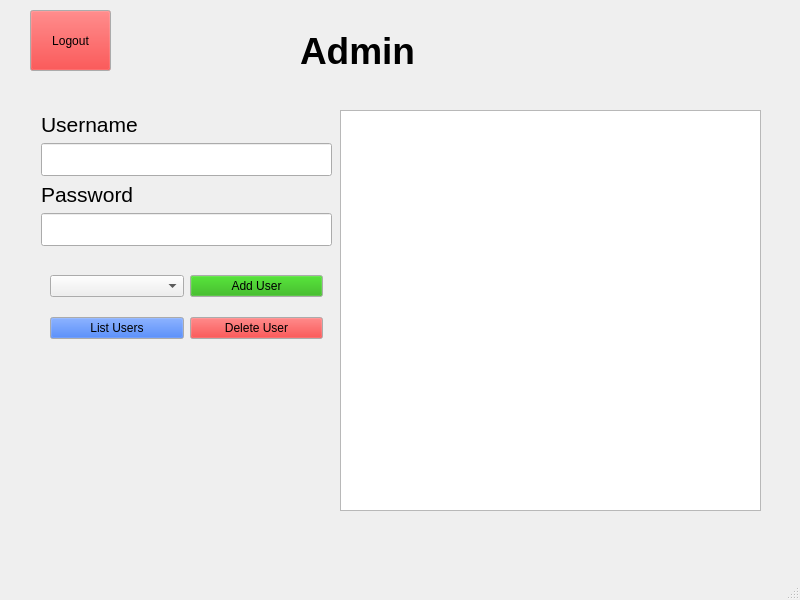
First picture: the form in adminpage.ui, repository Nadahossam98/projectlab, before the edit.
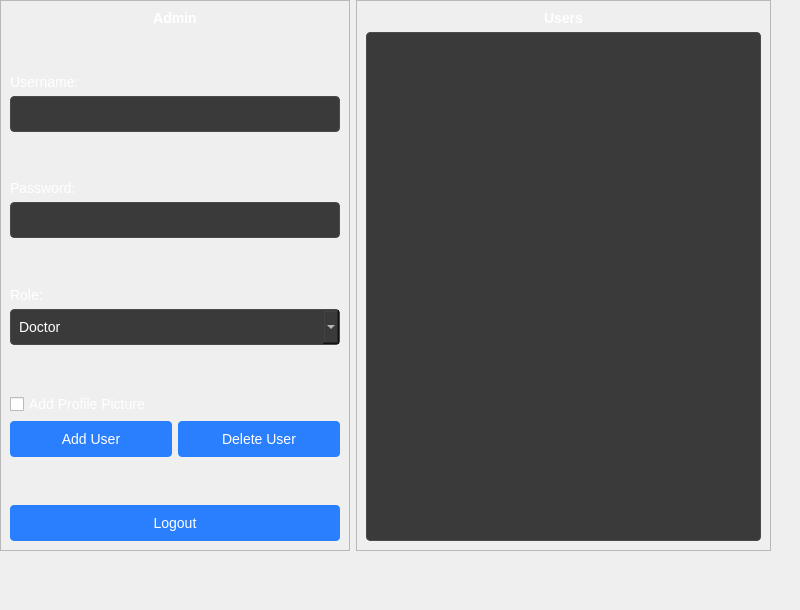
Second picture: the form after the edit.

Patch:
```diff
--- a/adminpage.ui
+++ b/adminpage.ui
@@ -1,325 +1,300 @@
 <?xml version="1.0" encoding="UTF-8"?>
 <ui version="4.0">
  <class>AdminPage</class>
- <widget class="QMainWindow" name="AdminPage">
+ <widget class="QWidget" name="AdminPage">
   <property name="geometry">
    <rect>
     <x>0</x>
     <y>0</y>
     <width>800</width>
-    <height>600</height>
+    <height>610</height>
    </rect>
   </property>
   <property name="windowTitle">
-   <string>MainWindow</string>
+   <string>Admin Panel</string>
+  </property>
+  <property name="styleSheet">
+   <string notr="true">
+     QMainWindow {
+       background-color: #2d2d2d;
+     }
+     QLabel {
+       color: #ffffff;
+       font-size: 14px;
+     }
+     QLineEdit {
+       background-color: #3a3a3a;
+       border: 1px solid #4a4a4a;
+       border-radius: 4px;
+       padding: 8px;
+       color: #ffffff;
+       font-size: 14px;
+     }
+     QLineEdit:focus {
+       border: 1px solid #2a7fff;
+     }
+     QPushButton {
+       background-color: #2a7fff;
+       color: white;
+       border: none;
+       border-radius: 4px;
+       padding: 10px;
+       font-size: 14px;
+       min-width: 100px;
+     }
+     QPushButton:hover {
+       background-color: #3a8fff;
+     }
+     QPushButton:pressed {
+       background-color: #1a6fe5;
+     }
+     QComboBox {
+       background-color: #3a3a3a;
+       color: #ffffff;
+       border: 1px solid #4a4a4a;
+       border-radius: 4px;
+       padding: 8px;
+       font-size: 14px;
+     }
+     QListWidget {
+       background-color: #3a3a3a;
+       border: 1px solid #4a4a4a;
+       border-radius: 4px;
+       color: #ffffff;
+       font-size: 14px;
+     }
+     /* Profile picture checkbox */
+     QCheckBox {
+       color: #ffffff;
+       font-size: 14px;
+     }
+     /* Theme toggle button */
+     QPushButton#themeToggleButton {
+       background-color: #5A5A5A;
+       min-width: 0;
+       padding: 5px;
+     }
+   </string>
   </property>
   <widget class="QWidget" name="centralwidget">
-   <widget class="QListWidget" name="userListWidget">
     <property name="geometry">
      <rect>
-      <x>340</x>
-      <y>110</y>
-      <width>421</width>
-      <height>401</height>
-     </rect>
-    </property>
-   </widget>
-   <widget class="QPushButton" name="logoutButton">
-    <property name="geometry">
-     <rect>
-      <x>30</x>
-      <y>10</y>
-      <width>81</width>
-      <height>61</height>
-     </rect>
-    </property>
-    <property name="palette">
-     <palette>
-      <active>
-       <colorrole role="Button">
-        <brush brushstyle="SolidPattern">
-         <color alpha="255">
-          <red>255</red>
-          <green>0</green>
-          <blue>0</blue>
-         </color>
-        </brush>
-       </colorrole>
-      </active>
-      <inactive>
-       <colorrole role="Button">
-        <brush brushstyle="SolidPattern">
-         <color alpha="255">
-          <red>255</red>
-          <green>0</green>
-          <blue>0</blue>
-         </color>
-        </brush>
-       </colorrole>
-      </inactive>
-      <disabled>
-       <colorrole role="Button">
-        <brush brushstyle="SolidPattern">
-         <color alpha="255">
-          <red>255</red>
-          <green>0</green>
-          <blue>0</blue>
-         </color>
-        </brush>
-       </colorrole>
-      </disabled>
-     </palette>
-    </property>
-    <property name="text">
-     <string>Logout</string>
-    </property>
-   </widget>
+     <x>0</x>
+     <y>0</y>
+     <width>771</width>
+     <height>551</height>
+    </rect>
+   </property>
+   <layout class="QHBoxLayout" name="horizontalLayout">
+    <item>
+     <widget class="QFrame" name="frame">
+      <property name="maximumSize">
+       <size>
+        <width>350</width>
+        <height>16777215</height>
+       </size>
+      </property>
+      <property name="frameShape">
+       <enum>QFrame::Shape::StyledPanel</enum>
+      </property>
+      <property name="frameShadow">
+       <enum>QFrame::Shadow::Raised</enum>
+      </property>
+      <layout class="QVBoxLayout" name="verticalLayout">
+       <item>
    <widget class="QLabel" name="label_3">
-    <property name="geometry">
-     <rect>
-      <x>300</x>
-      <y>20</y>
-      <width>181</width>
-      <height>61</height>
-     </rect>
-    </property>
     <property name="font">
      <font>
-      <pointsize>28</pointsize>
-      <italic>false</italic>
+           <pointsize>-1</pointsize>
       <bold>true</bold>
      </font>
     </property>
     <property name="text">
      <string>Admin</string>
     </property>
-   </widget>
-   <widget class="QWidget" name="">
-    <property name="geometry">
-     <rect>
-      <x>41</x>
-      <y>112</y>
-      <width>291</width>
-      <height>251</height>
-     </rect>
-    </property>
-    <layout class="QGridLayout" name="gridLayout">
-     <item row="0" column="0">
+         <property name="alignment">
+          <set>Qt::AlignmentFlag::AlignCenter</set>
+         </property>
+        </widget>
+       </item>
+       <item>
+        <spacer name="verticalSpacer">
+         <property name="orientation">
+          <enum>Qt::Orientation::Vertical</enum>
+         </property>
+         <property name="sizeHint" stdset="0">
+          <size>
+           <width>20</width>
+           <height>20</height>
+          </size>
+         </property>
+        </spacer>
+       </item>
+       <item>
       <widget class="QLabel" name="label">
-       <property name="font">
-        <font>
-         <pointsize>16</pointsize>
-        </font>
-       </property>
        <property name="text">
-        <string>Username</string>
+          <string>Username:</string>
        </property>
       </widget>
      </item>
-     <item row="1" column="0">
-      <widget class="QLineEdit" name="usernameInput">
-       <property name="font">
-        <font>
-         <pointsize>16</pointsize>
-        </font>
-       </property>
-      </widget>
-     </item>
-     <item row="2" column="0">
+       <item>
+        <widget class="QLineEdit" name="usernameInput"/>
+       </item>
+       <item>
+        <spacer name="verticalSpacer_2">
+         <property name="orientation">
+          <enum>Qt::Orientation::Vertical</enum>
+         </property>
+         <property name="sizeHint" stdset="0">
+          <size>
+           <width>20</width>
+           <height>10</height>
+          </size>
+         </property>
+        </spacer>
+       </item>
+       <item>
       <widget class="QLabel" name="label_2">
-       <property name="font">
-        <font>
-         <pointsize>16</pointsize>
-        </font>
-       </property>
        <property name="text">
-        <string>Password</string>
+          <string>Password:</string>
        </property>
       </widget>
      </item>
-     <item row="3" column="0">
+       <item>
       <widget class="QLineEdit" name="passwordInput">
-       <property name="font">
-        <font>
-         <pointsize>16</pointsize>
-        </font>
+         <property name="echoMode">
+          <enum>QLineEdit::EchoMode::Password</enum>
        </property>
       </widget>
      </item>
-     <item row="4" column="0">
-      <widget class="QWidget" name="" native="true">
-       <property name="sizePolicy">
-        <sizepolicy hsizetype="Preferred" vsizetype="Preferred">
-         <horstretch>0</horstretch>
-         <verstretch>100</verstretch>
-        </sizepolicy>
-       </property>
-       <layout class="QGridLayout" name="gridLayout_2">
-        <item row="0" column="0">
+       <item>
+        <spacer name="verticalSpacer_3">
+         <property name="orientation">
+          <enum>Qt::Orientation::Vertical</enum>
+         </property>
+         <property name="sizeHint" stdset="0">
+          <size>
+           <width>20</width>
+           <height>10</height>
+          </size>
+         </property>
+        </spacer>
+       </item>
+       <item>
+        <widget class="QLabel" name="label_4">
+         <property name="text">
+          <string>Role:</string>
+         </property>
+        </widget>
+       </item>
+       <item>
          <widget class="QComboBox" name="roleComboBox">
-          <property name="sizePolicy">
-           <sizepolicy hsizetype="Preferred" vsizetype="Fixed">
-            <horstretch>0</horstretch>
-            <verstretch>1</verstretch>
-           </sizepolicy>
+         <item>
+          <property name="text">
+           <string>Doctor</string>
           </property>
-         </widget>
-        </item>
-        <item row="1" column="0">
-         <widget class="QPushButton" name="listUsersButton">
-          <property name="maximumSize">
+         </item>
+         <item>
+          <property name="text">
+           <string>Receptionist</string>
+          </property>
+         </item>
+        </widget>
+       </item>
+       <item>
+        <spacer name="verticalSpacer_4">
+         <property name="orientation">
+          <enum>Qt::Orientation::Vertical</enum>
+         </property>
+         <property name="sizeHint" stdset="0">
            <size>
-            <width>16777215</width>
-            <height>16777215</height>
-           </size>
-          </property>
-          <property name="palette">
-           <palette>
-            <active>
-             <colorrole role="Button">
-              <brush brushstyle="SolidPattern">
-               <color alpha="255">
-                <red>0</red>
-                <green>85</green>
-                <blue>255</blue>
-               </color>
-              </brush>
-             </colorrole>
-            </active>
-            <inactive>
-             <colorrole role="Button">
-              <brush brushstyle="SolidPattern">
-               <color alpha="255">
-                <red>0</red>
-                <green>85</green>
-                <blue>255</blue>
-               </color>
-              </brush>
-             </colorrole>
-            </inactive>
-            <disabled>
-             <colorrole role="Button">
-              <brush brushstyle="SolidPattern">
-               <color alpha="255">
-                <red>0</red>
-                <green>85</green>
-                <blue>255</blue>
-               </color>
-              </brush>
-             </colorrole>
-            </disabled>
-           </palette>
-          </property>
+           <width>20</width>
+           <height>20</height>
+          </size>
+         </property>
+        </spacer>
+       </item>
+       <item>
+        <widget class="QCheckBox" name="profilePicCheckBox">
           <property name="text">
-           <string>List Users</string>
+          <string>Add Profile Picture</string>
           </property>
          </widget>
         </item>
-        <item row="0" column="1">
+       <item>
+        <layout class="QHBoxLayout" name="horizontalLayout_2">
+         <item>
          <widget class="QPushButton" name="addUserButton">
-          <property name="palette">
-           <palette>
-            <active>
-             <colorrole role="Button">
-              <brush brushstyle="SolidPattern">
-               <color alpha="255">
-                <red>27</red>
-                <green>170</green>
-                <blue>1</blue>
-               </color>
-              </brush>
-             </colorrole>
-            </active>
-            <inactive>
-             <colorrole role="Button">
-              <brush brushstyle="SolidPattern">
-               <color alpha="255">
-                <red>27</red>
-                <green>170</green>
-                <blue>1</blue>
-               </color>
-              </brush>
-             </colorrole>
-            </inactive>
-            <disabled>
-             <colorrole role="Button">
-              <brush brushstyle="SolidPattern">
-               <color alpha="255">
-                <red>27</red>
-                <green>170</green>
-                <blue>1</blue>
-               </color>
-              </brush>
-             </colorrole>
-            </disabled>
-           </palette>
-          </property>
           <property name="text">
            <string>Add User</string>
           </property>
          </widget>
         </item>
-        <item row="1" column="1">
+         <item>
          <widget class="QPushButton" name="deleteUserButton">
-          <property name="palette">
-           <palette>
-            <active>
-             <colorrole role="Button">
-              <brush brushstyle="SolidPattern">
-               <color alpha="255">
-                <red>255</red>
-                <green>0</green>
-                <blue>0</blue>
-               </color>
-              </brush>
-             </colorrole>
-            </active>
-            <inactive>
-             <colorrole role="Button">
-              <brush brushstyle="SolidPattern">
-               <color alpha="255">
-                <red>255</red>
-                <green>0</green>
-                <blue>0</blue>
-               </color>
-              </brush>
-             </colorrole>
-            </inactive>
-            <disabled>
-             <colorrole role="Button">
-              <brush brushstyle="SolidPattern">
-               <color alpha="255">
-                <red>255</red>
-                <green>0</green>
-                <blue>0</blue>
-               </color>
-              </brush>
-             </colorrole>
-            </disabled>
-           </palette>
-          </property>
           <property name="text">
            <string>Delete User</string>
           </property>
          </widget>
         </item>
        </layout>
+       </item>
+       <item>
+        <spacer name="verticalSpacer_5">
+         <property name="orientation">
+          <enum>Qt::Orientation::Vertical</enum>
+         </property>
+         <property name="sizeHint" stdset="0">
+          <size>
+           <width>20</width>
+           <height>40</height>
+          </size>
+         </property>
+        </spacer>
+       </item>
+       <item>
+        <widget class="QPushButton" name="logoutButton">
+         <property name="text">
+          <string>Logout</string>
+         </property>
       </widget>
      </item>
     </layout>
    </widget>
-  </widget>
-  <widget class="QMenuBar" name="menubar">
-   <property name="geometry">
-    <rect>
-     <x>0</x>
-     <y>0</y>
-     <width>800</width>
-     <height>25</height>
-    </rect>
-   </property>
-  </widget>
-  <widget class="QStatusBar" name="statusbar"/>
+    </item>
+    <item>
+     <widget class="QFrame" name="frame_2">
+      <property name="frameShape">
+       <enum>QFrame::Shape::StyledPanel</enum>
+      </property>
+      <property name="frameShadow">
+       <enum>QFrame::Shadow::Raised</enum>
+      </property>
+      <layout class="QVBoxLayout" name="verticalLayout_2">
+       <item>
+        <widget class="QLabel" name="label_5">
+         <property name="font">
+          <font>
+           <pointsize>-1</pointsize>
+           <bold>true</bold>
+          </font>
+         </property>
+         <property name="text">
+          <string>Users</string>
+         </property>
+         <property name="alignment">
+          <set>Qt::AlignmentFlag::AlignCenter</set>
+         </property>
+        </widget>
+       </item>
+       <item>
+        <widget class="QListWidget" name="userListWidget"/>
+       </item>
+      </layout>
+     </widget>
+    </item>
+   </layout>
+  </widget>
  </widget>
  <resources/>
  <connections/>
```
Lines whose indentation alone changed are shown as unchanged.
